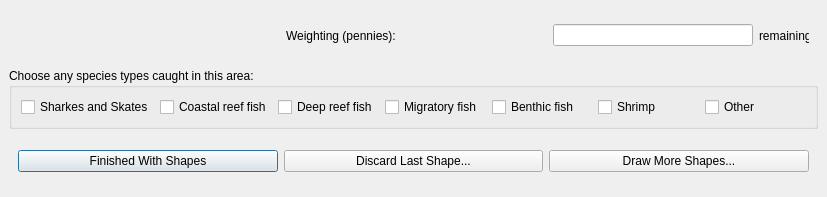
Ecotrust/openoceanmap-desktop, file cobi_loreto/Interview/drawgear.ui: the form before one commit.
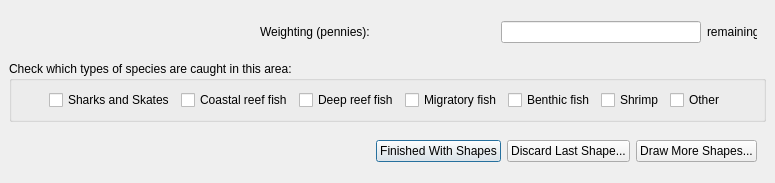
The form after the commit.

Commit message: updating (c) and adding ability to save species list during fishery interviews

The edit to the form file:
```diff
--- a/cobi_loreto/Interview/drawgear.ui
+++ b/cobi_loreto/Interview/drawgear.ui
@@ -6,8 +6,8 @@
    <rect>
     <x>0</x>
     <y>0</y>
-    <width>827</width>
-    <height>197</height>
+    <width>775</width>
+    <height>183</height>
    </rect>
   </property>
   <property name="windowTitle" >
@@ -107,6 +107,19 @@
    <item row="2" column="0" >
     <widget class="QWidget" native="1" name="widget" >
      <layout class="QHBoxLayout" >
+      <item>
+       <spacer>
+        <property name="orientation" >
+         <enum>Qt::Horizontal</enum>
+        </property>
+        <property name="sizeHint" >
+         <size>
+          <width>196</width>
+          <height>20</height>
+         </size>
+        </property>
+       </spacer>
+      </item>
       <item>
        <widget class="QPushButton" name="pbnShapeFinished" >
         <property name="text" >
@@ -134,13 +147,26 @@
    <item row="1" column="0" >
     <widget class="QGroupBox" name="groupBox" >
      <property name="title" >
-      <string>Choose any species types caught in this area:</string>
+      <string>Check which types of species are caught in this area:</string>
      </property>
      <layout class="QHBoxLayout" >
       <item>
-       <widget class="QCheckBox" name="checkBox" >
+       <spacer>
+        <property name="orientation" >
+         <enum>Qt::Horizontal</enum>
+        </property>
+        <property name="sizeHint" >
+         <size>
+          <width>66</width>
+          <height>20</height>
+         </size>
+        </property>
+       </spacer>
+      </item>
+      <item>
+       <widget class="QCheckBox" name="s1" >
         <property name="text" >
-         <string>Sharkes and Skates</string>
+         <string>Sharks and Skates</string>
         </property>
        </widget>
       </item>
@@ -186,6 +212,19 @@
         </property>
        </widget>
       </item>
+      <item>
+       <spacer>
+        <property name="orientation" >
+         <enum>Qt::Horizontal</enum>
+        </property>
+        <property name="sizeHint" >
+         <size>
+          <width>66</width>
+          <height>20</height>
+         </size>
+        </property>
+       </spacer>
+      </item>
      </layout>
     </widget>
    </item>
```
Left out of the diff: 12 changed lines with no effect on the pictures. The commit also changes 38 other files.
